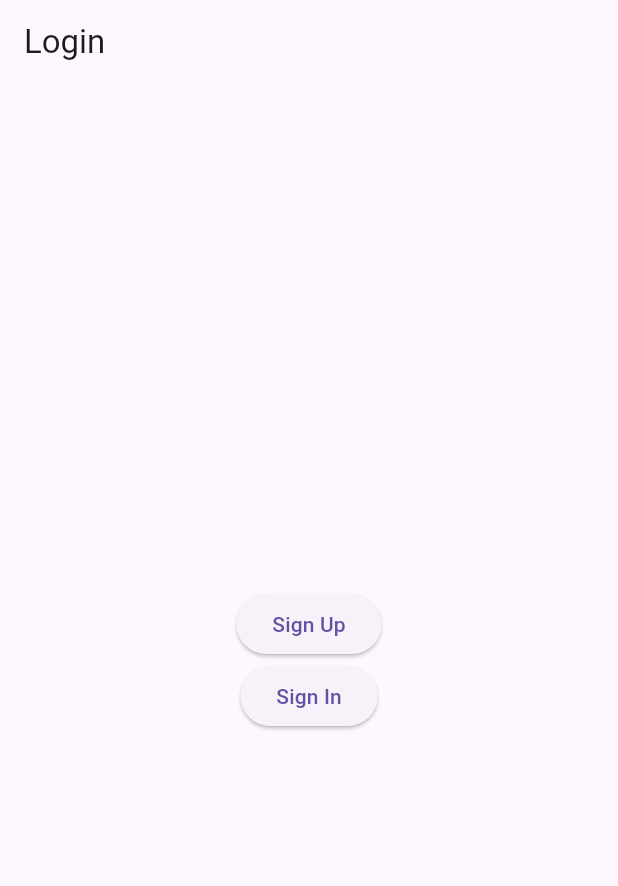
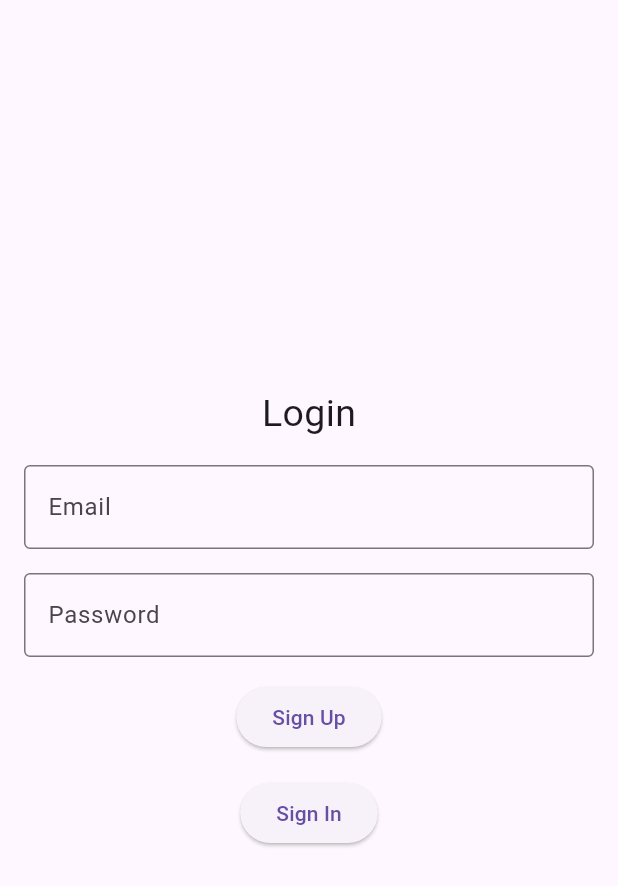
Before and after one commit to khanifzyen/appwite_playground, a Flutter app: the screen it shows after launch, on a phone screen of 412 x 824 dp. Shown: the top 886 px of the screen. Run offline on Flutter 3.47's test engine with Material 3 defaults, Android fonts, the phone set to English and light mode, and no system bars; our stand-ins replace appwrite, dartz.

Commit message:
add textfield

```diff
--- a/lib/src/presentation/auth/login_screen.dart
+++ b/lib/src/presentation/auth/login_screen.dart
@@ -4,6 +4,8 @@ import '../../services/auth/auth_service.dart';
 
 class LoginScreen extends StatelessWidget {
   final AuthService _authService = AuthService();
+  final TextEditingController _emailController = TextEditingController();
+  final TextEditingController _passwordController = TextEditingController();
 
   LoginScreen({super.key});
 
@@ -13,8 +15,8 @@ class LoginScreen extends StatelessWidget {
   }
 
   Future<void> _handleSignUp(BuildContext context) async {
-    Either<String, bool> result =
-        await _authService.signUp('khanif.zyen@gmail.com', '12345678');
+    Either<String, bool> result = await _authService.signUp(
+        _emailController.text, _passwordController.text);
     result.fold(
       (error) => _showSnackbar(context, error),
       (_) => _showSnackbar(context, 'Sign Up Successful!'),
@@ -22,8 +24,8 @@ class LoginScreen extends StatelessWidget {
   }
 
   Future<void> _handleSignIn(BuildContext context) async {
-    Either<String, bool> result =
-        await _authService.signIn('khanif.zyen@gmail.com', '12345678');
+    Either<String, bool> result = await _authService.signIn(
+        _emailController.text, _passwordController.text);
     result.fold(
       (error) => _showSnackbar(context, error),
       (_) => _showSnackbar(context, 'Sign In Successful!'),
@@ -33,15 +35,41 @@ class LoginScreen extends StatelessWidget {
   @override
   Widget build(BuildContext context) {
     return Scaffold(
-      appBar: AppBar(title: const Text('Login')),
+      //appBar: AppBar(title: const Text('Login')),
       body: Center(
+        child: Padding(
+          padding: const EdgeInsets.all(16.0),
+          child: SingleChildScrollView(
             child: Column(
               mainAxisAlignment: MainAxisAlignment.center,
               children: [
+                const Text(
+                  "Login",
+                  style: TextStyle(fontSize: 25),
+                ),
+                const SizedBox(height: 16),
+                TextField(
+                  controller: _emailController,
+                  decoration: const InputDecoration(
+                    border: OutlineInputBorder(),
+                    labelText: 'Email',
+                  ),
+                ),
+                const SizedBox(height: 16),
+                TextField(
+                  controller: _passwordController,
+                  decoration: const InputDecoration(
+                    border: OutlineInputBorder(),
+                    labelText: 'Password',
+                  ),
+                  obscureText: true,
+                ),
+                const SizedBox(height: 16),
                 ElevatedButton(
                   onPressed: () => _handleSignUp(context),
                   child: const Text('Sign Up'),
                 ),
+                const SizedBox(height: 16),
                 ElevatedButton(
                   onPressed: () => _handleSignIn(context),
                   child: const Text('Sign In'),
@@ -49,6 +77,8 @@ class LoginScreen extends StatelessWidget {
               ],
             ),
           ),
+        ),
+      ),
     );
   }
 }
```
Also changed, not shown: 1 other file. Lines whose indentation alone changed are shown as unchanged.
